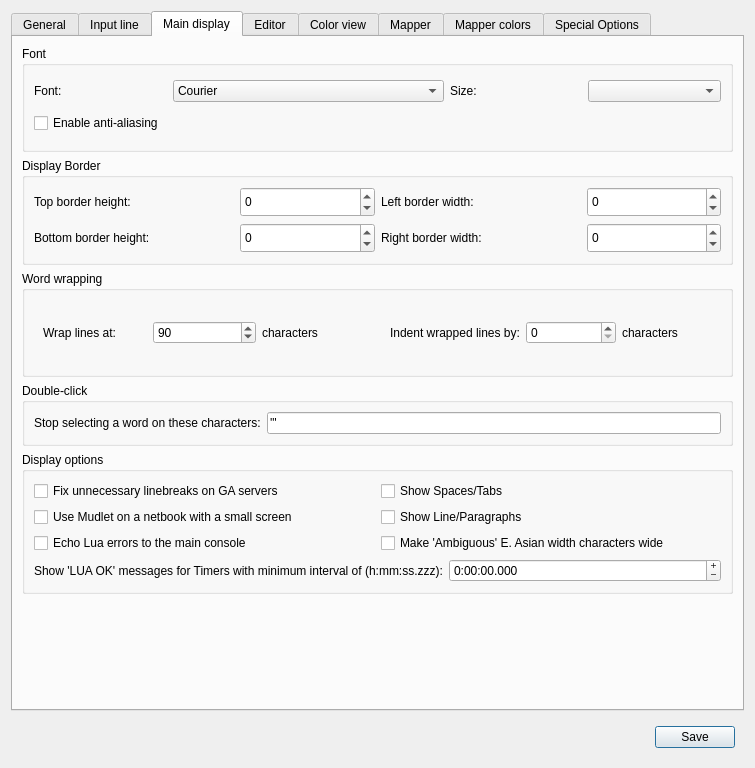
This is src/ui/profile_preferences.ui in Mudlet/Mudlet as Qt 5 draws it before an edit. The edited form follows.
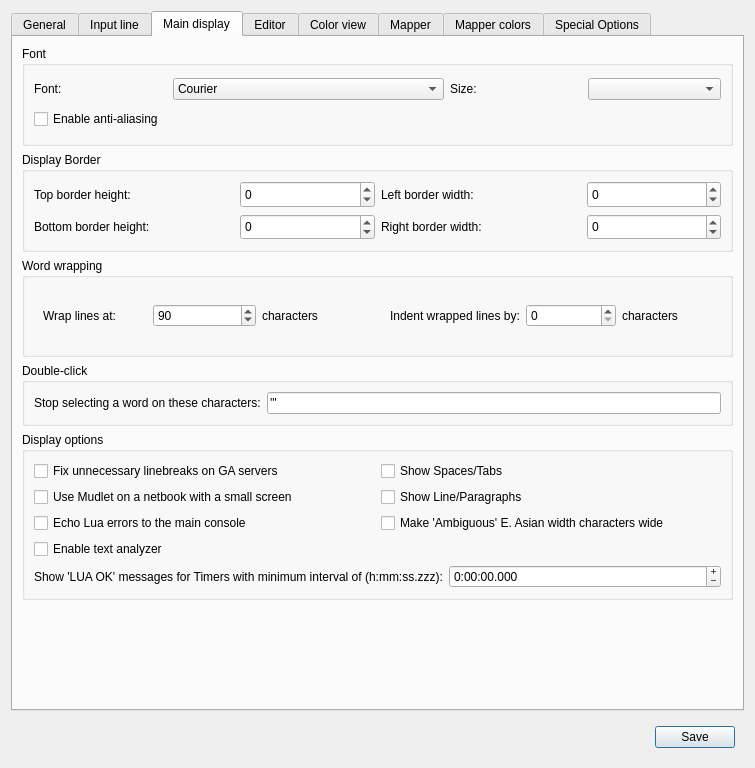
This is the edited form. The open tabs and pages were chosen to show the change. Icons and pictures are not drawn. Custom widgets are drawn as their Qt base class.

What changed in the file:
```diff
--- a/src/ui/profile_preferences.ui
+++ b/src/ui/profile_preferences.ui
@@ -1078,7 +1078,14 @@
             </property>
            </widget>
           </item>
-          <item row="3" column="0" colspan="2">
+          <item row="3" column="0">
+           <widget class="QCheckBox" name="checkBox_enableTextAnalyzer">
+            <property name="text">
+             <string>Enable text analyzer</string>
+            </property>
+           </widget>
+          </item>
+          <item row="4" column="0" colspan="2">
            <widget class="QWidget" name="widget_timerDebugOutputMinimumInterval" native="true">
             <layout class="QHBoxLayout" name="horizontalLayout_timerDebugOutputMinimumInterval" stretch="0,1">
              <property name="leftMargin">
```
